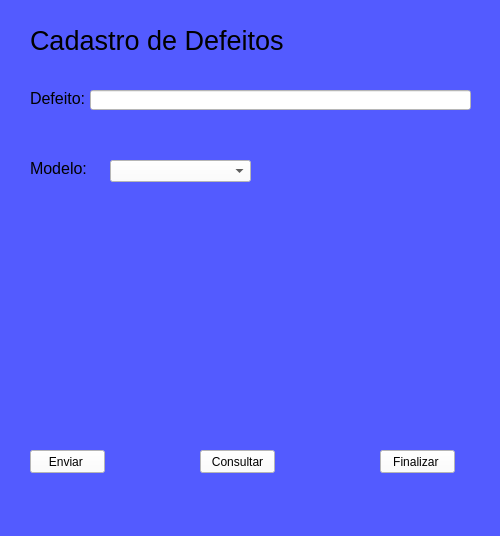
Qt form qt.ui (TyagoSantos/Projeto) before a commit.
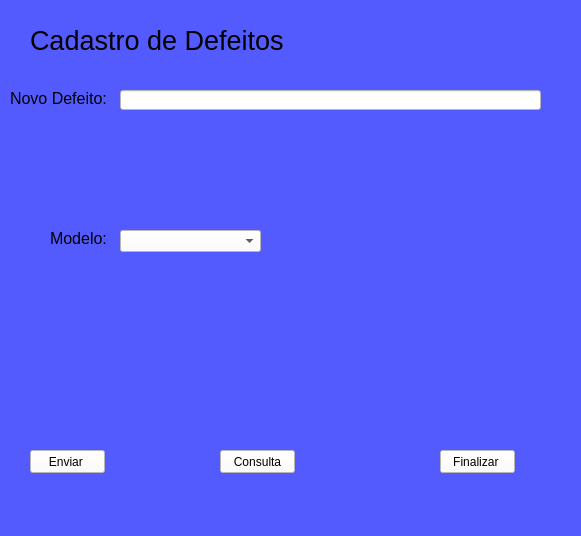
The same form after that commit.

```diff
--- a/qt.ui
+++ b/qt.ui
@@ -6,7 +6,7 @@
    <rect>
     <x>0</x>
     <y>0</y>
-    <width>500</width>
+    <width>581</width>
     <height>536</height>
    </rect>
   </property>
@@ -53,26 +53,10 @@
      <string>Enviar </string>
     </property>
    </widget>
-   <widget class="QPushButton" name="pushButton_2">
-    <property name="geometry">
-     <rect>
-      <x>200</x>
-      <y>450</y>
-      <width>75</width>
-      <height>23</height>
-     </rect>
-    </property>
-    <property name="styleSheet">
-     <string notr="true">background-color: rgb(255, 255, 255);</string>
-    </property>
-    <property name="text">
-     <string>Consultar</string>
-    </property>
-   </widget>
    <widget class="QPushButton" name="pushButton_3">
     <property name="geometry">
      <rect>
-      <x>380</x>
+      <x>440</x>
       <y>450</y>
       <width>75</width>
       <height>23</height>
@@ -88,9 +72,9 @@
    <widget class="QLabel" name="label_2">
     <property name="geometry">
      <rect>
-      <x>30</x>
+      <x>10</x>
       <y>90</y>
-      <width>71</width>
+      <width>101</width>
       <height>16</height>
      </rect>
     </property>
@@ -100,14 +84,14 @@
      </font>
     </property>
     <property name="text">
-     <string>Defeito:</string>
+     <string>Novo Defeito:</string>
     </property>
    </widget>
    <widget class="QLabel" name="label_3">
     <property name="geometry">
      <rect>
-      <x>30</x>
-      <y>160</y>
+      <x>50</x>
+      <y>230</y>
       <width>71</width>
       <height>16</height>
      </rect>
@@ -124,9 +108,9 @@
    <widget class="QLineEdit" name="lineEdit">
     <property name="geometry">
      <rect>
-      <x>90</x>
+      <x>120</x>
       <y>90</y>
-      <width>381</width>
+      <width>421</width>
       <height>20</height>
      </rect>
     </property>
@@ -137,8 +121,8 @@
    <widget class="QComboBox" name="comboBox">
     <property name="geometry">
      <rect>
-      <x>110</x>
-      <y>160</y>
+      <x>120</x>
+      <y>230</y>
       <width>141</width>
       <height>22</height>
      </rect>
@@ -147,16 +131,22 @@
      <string notr="true">background-color: rgb(255, 255, 255);</string>
     </property>
    </widget>
-  </widget>
-  <widget class="QMenuBar" name="menubar">
-   <property name="geometry">
-    <rect>
-     <x>0</x>
-     <y>0</y>
-     <width>500</width>
-     <height>21</height>
-    </rect>
-   </property>
+   <widget class="QPushButton" name="pushButton_2">
+    <property name="geometry">
+     <rect>
+      <x>220</x>
+      <y>450</y>
+      <width>75</width>
+      <height>23</height>
+     </rect>
+    </property>
+    <property name="styleSheet">
+     <string notr="true">background-color: rgb(255, 255, 255);</string>
+    </property>
+    <property name="text">
+     <string>Consulta</string>
+    </property>
+   </widget>
   </widget>
   <widget class="QStatusBar" name="statusbar"/>
  </widget>
```
